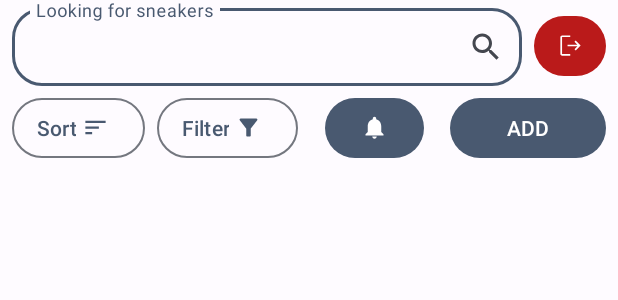
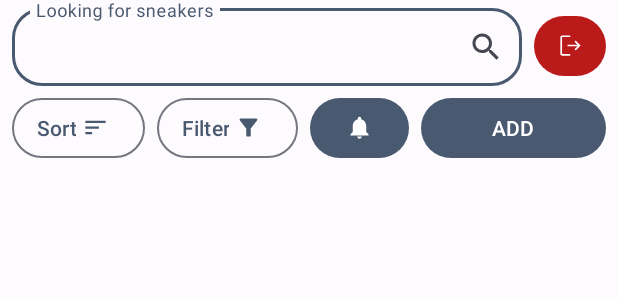
Before and after one commit to ngongocthinh159/vert-sneaker-ecommerce, an Android app: the layout fragment_home_admin.xml on its own in the app's theme, with its tools: preview values and no code run, on a phone screen of 412 x 824 dp. Shown: the top 300 px of the screen. Run offline under Robolectric (Android 15) with nearby library versions, the phone set to English and light mode, and no system bars.

Commit message:
fix: layout

```diff
--- a/app/src/main/java/com/rmit/ecommerce/fragment/ProductCategoryManager.java
+++ b/app/src/main/java/com/rmit/ecommerce/fragment/ProductCategoryManager.java
@@ -173,6 +173,7 @@ public class ProductCategoryManager extends Fragment {
                         if (category.equals("trending")) {
                             cbTrending.setChecked(true);
                             hasTrendingPhoto = true;
+                            fetchTrendingImage(view);
                         }
                         if (category.equals("newarrival")) {
                             cbNewArrival.setChecked(true);
@@ -188,6 +189,11 @@ public class ProductCategoryManager extends Fragment {
                 }
             }
         }
+    }
+
+    private void fetchTrendingImage(View view) {
+        previewImage = view.findViewById(R.id.previewImageView);
+
     }
 
 
--- a/app/src/main/res/layout/fragment_home_admin.xml
+++ b/app/src/main/res/layout/fragment_home_admin.xml
@@ -78,12 +78,14 @@
 
     <com.google.android.material.button.MaterialButton
         android:id="@+id/addBtn"
-        android:layout_width="104dp"
+        android:layout_width="0dp"
         android:layout_height="48dp"
+        android:layout_marginStart="8dp"
         android:layout_marginTop="4dp"
         android:layout_marginEnd="8dp"
         android:text="ADD"
         app:layout_constraintEnd_toEndOf="parent"
+        app:layout_constraintStart_toEndOf="@+id/addNoti"
         app:layout_constraintTop_toBottomOf="@+id/textInputLayout3" />
 
     <com.google.android.material.button.MaterialButton
@@ -92,9 +94,7 @@
         android:layout_height="48dp"
         android:layout_marginStart="8dp"
         android:layout_marginTop="4dp"
-        android:layout_marginEnd="8dp"
         app:icon="@drawable/ic_baseline_notifications_24"
-        app:layout_constraintEnd_toStartOf="@+id/addBtn"
         app:layout_constraintStart_toEndOf="@+id/btnFilter"
         app:layout_constraintTop_toBottomOf="@+id/textInputLayout3" />
 
```
